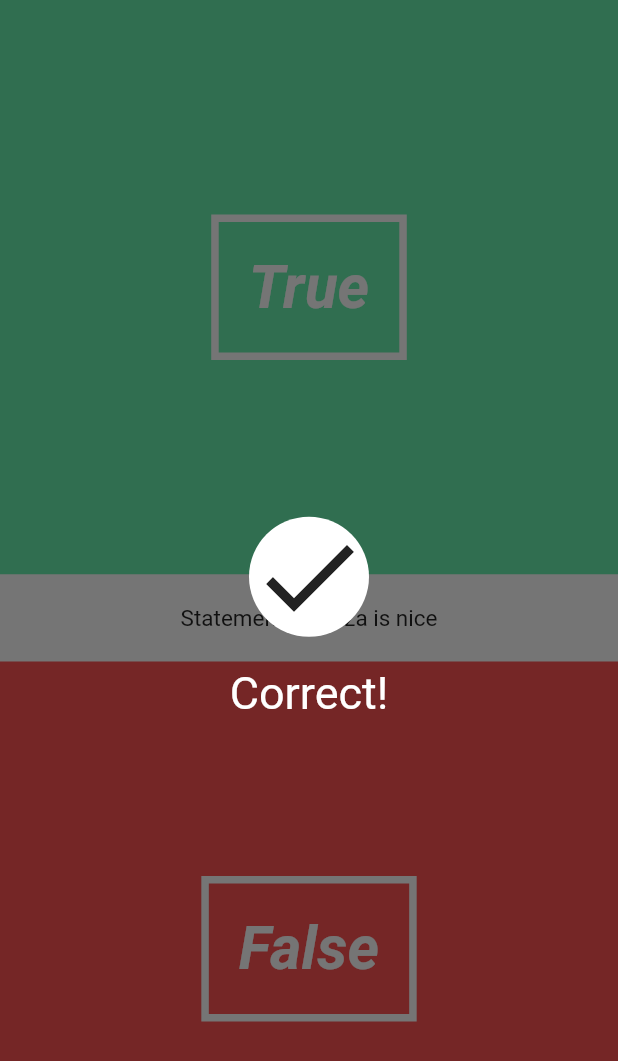
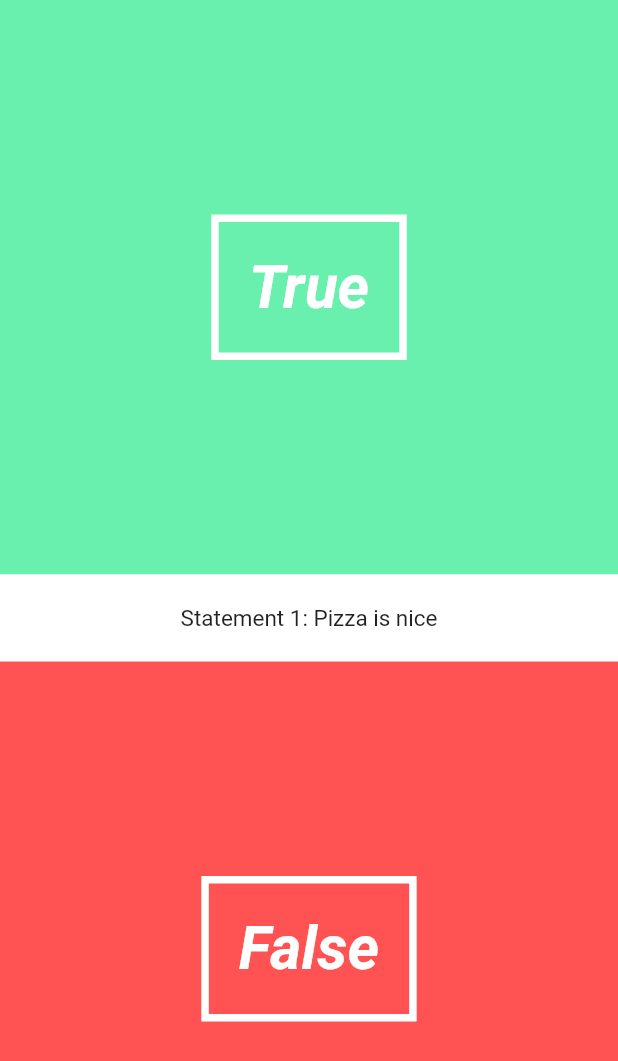
Before and after one commit to KeeperOfTheVoid/quiz-app-flutter, a Flutter app: the screen it shows after launch, on a phone screen of 412 x 824 dp. Shown: the top 1061 px of the screen. Run offline on Flutter 3.47's test engine with Material 2 defaults, Android fonts, the phone set to English and light mode, and no system bars.

Commit message:
Implement working question logic
- Add Questions to Quiz
- Add variables to capture questions, current questions, correctness
- Add logic to handle validity of questions
- Add logic to hide/show Answer Overlay

```diff
--- a/lib/screens/quiz_screen.dart
+++ b/lib/screens/quiz_screen.dart
@@ -13,6 +13,34 @@ class QuizScreen extends StatefulWidget {
 }
 
 class QuizScreenState extends State<QuizScreen> {
+  Question currentQuestion;
+  Quiz quiz = new Quiz([
+    new Question("Pizza is nice", true),
+    new Question("Fluter is awesome", true),
+    new Question("Making apps is hard", false)
+  ]);
+
+  String questionText;
+  int questionNumber;
+  bool isCorrect;
+  bool isOverlayVisible = false;
+
+  @override
+  void initState() {
+    super.initState();
+    currentQuestion = quiz.nextQuestion;
+    questionText = currentQuestion.question;
+    questionNumber = quiz.questionNumber;
+  }
+
+  void handleAnswer(bool answer) {
+    isCorrect = (currentQuestion.answer == answer);
+    quiz.answer(isCorrect);
+    this.setState(() {
+      isOverlayVisible = true;
+    });
+  }
+
   @override
   Widget build(BuildContext context) {
     return new Stack(
@@ -21,12 +49,12 @@ class QuizScreenState extends State<QuizScreen> {
         new Column(
           // This is our main screen
           children: <Widget>[
-            new AnswerButton(true, () => print("You answered true")),
-            new QuestionText("Pizza is nice", 1),
-            new AnswerButton(false, () => print("You answered false"))
+            new AnswerButton(true, () => handleAnswer(true)), // True Button
+            new QuestionText(questionText, questionNumber),
+            new AnswerButton(false, () => handleAnswer(false)) // False button
           ],
         ),
-        new AnswerOverlay(true)
+        isOverlayVisible == true ? new AnswerOverlay(isCorrect) : new Container()
       ],
     );
   }
```
